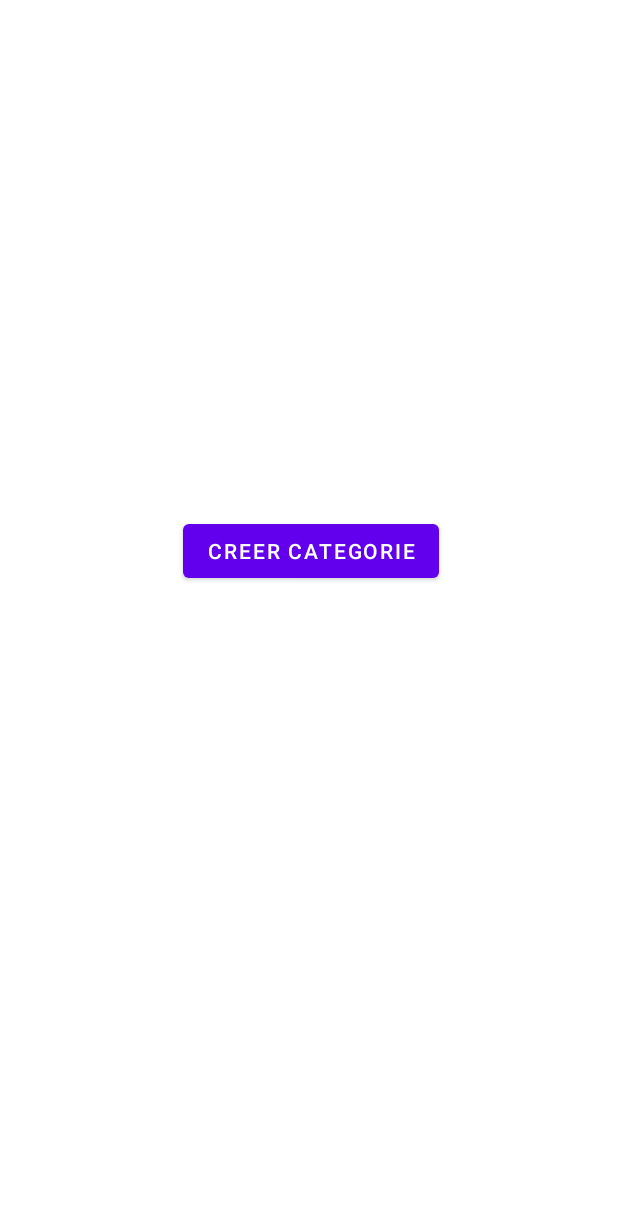
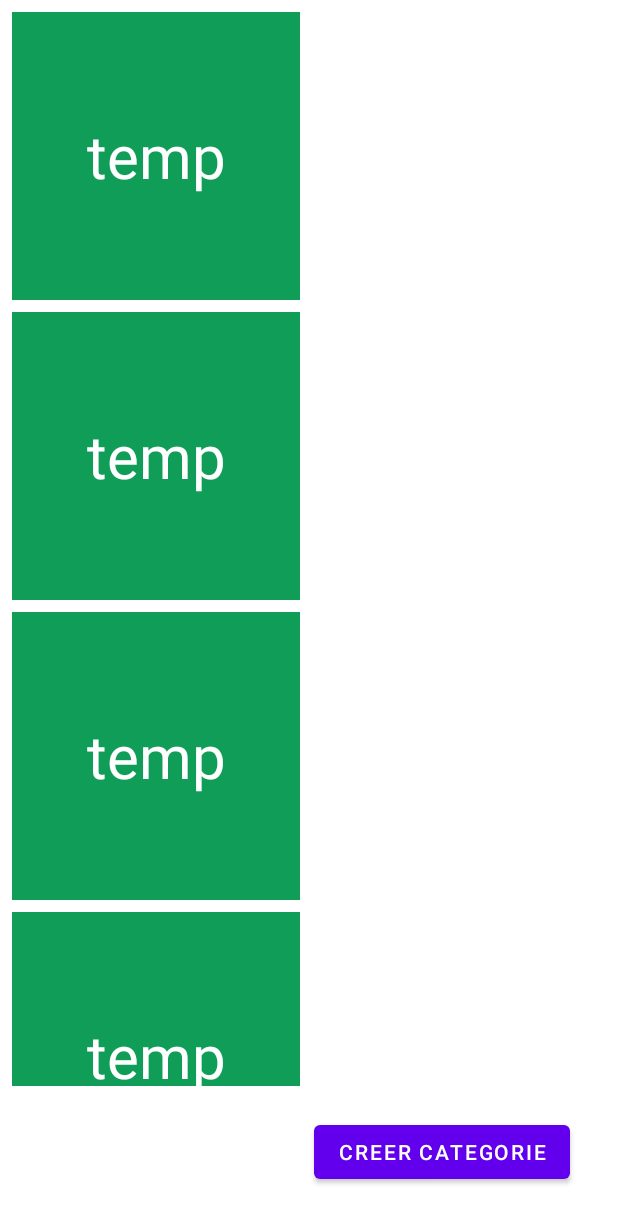
Before and after one commit to Jean-ChristopheGagnon/JDI, an Android app: the layout fragment_second.xml on its own in the app's theme, with its tools: preview values and no code run, on a phone screen of 412 x 824 dp. Shown: the top 1223 px of the screen. Run offline under Robolectric (Android 15) with nearby library versions, the phone set to English and light mode, and no system bars.

Commit message:
Afficher categories de la BD sur le menu

```diff
--- a/app/src/main/java/com/example/jdi/CreationCategorieChampsRVAdapter.kt
+++ b/app/src/main/java/com/example/jdi/CreationCategorieChampsRVAdapter.kt
@@ -10,7 +10,7 @@ import android.widget.TextView
 
 class CreationCategorieChampsRVAdapter(private val mList: ArrayList<String>) : RecyclerView.Adapter<CreationCategorieChampsRVAdapter.ViewHolder>() {
 
-    var mDataset: ArrayList<String>? = mList
+    private var mDataset: ArrayList<String>? = mList
 
     fun getTempDataset() : ArrayList<String>?{
         return mDataset
--- a/app/src/main/java/com/example/jdi/DataBaseManager.kt
+++ b/app/src/main/java/com/example/jdi/DataBaseManager.kt
@@ -143,5 +143,10 @@ class DataBaseManager : Application() {
         return query.findAll()
     }
 
+    fun chargerCategories(): RealmResults<Categorie>? {
+        val query = backgroundThreadRealm.where<Categorie>()
+        return query.findAll()
+    }
+
 
 }
--- a/app/src/main/java/com/example/jdi/MainActivity.kt
+++ b/app/src/main/java/com/example/jdi/MainActivity.kt
@@ -10,6 +10,7 @@ import androidx.fragment.app.FragmentTransaction
 import androidx.recyclerview.widget.RecyclerView
 import androidx.recyclerview.widget.LinearLayoutManager
 import androidx.viewpager.widget.ViewPager
+import com.example.jdi.model.Categorie
 import com.example.jdi.model.Couple
 import com.example.jdi.model.Note
 import com.google.android.material.tabs.TabLayout
@@ -63,6 +64,10 @@ class MainActivity : AppCompatActivity() {
         return dataBaseManager.chargerNotes()
     }
 
+    fun queryCategoriesFromDBM(): RealmResults<Categorie>? {
+        return dataBaseManager.chargerCategories()
+    }
+
     fun refreshNotes(){
         var frg: Fragment? = supportFragmentManager.findFragmentByTag("tagNotesFragment")
 
--- a/app/src/main/res/layout/fragment_second.xml
+++ b/app/src/main/res/layout/fragment_second.xml
@@ -1,20 +1,28 @@
 <?xml version="1.0" encoding="utf-8"?>
-<RelativeLayout xmlns:android="http://schemas.android.com/apk/res/android"
-   xmlns:tools="http://schemas.android.com/tools"
-   android:layout_width="match_parent"
-   android:layout_height="match_parent"
-   tools:context=".SecondFragment"
-   android:id="@+id/form_container">
+<androidx.constraintlayout.widget.ConstraintLayout xmlns:android="http://schemas.android.com/apk/res/android"
+    xmlns:app="http://schemas.android.com/apk/res-auto"
+    xmlns:tools="http://schemas.android.com/tools"
+    android:id="@+id/form_container"
+    android:layout_width="match_parent"
+    android:layout_height="match_parent"
+    tools:context=".SecondFragment">
 
+    <androidx.recyclerview.widget.RecyclerView
+        android:id="@+id/recyclerview"
+        android:layout_width="match_parent"
+        android:layout_height="match_parent"
+        android:layout_marginBottom="100dp"
+        app:layout_constraintBottom_toBottomOf="@id/creer_categorie"
+        tools:itemCount="5"
+        tools:listitem="@layout/grid_cell_category" />
 
     <Button
         android:id="@+id/creer_categorie"
         android:layout_width="wrap_content"
         android:layout_height="wrap_content"
-        android:layout_alignParentStart="true"
-        android:layout_alignParentTop="true"
-        android:layout_centerInParent="true"
-        android:layout_marginStart="122dp"
-        android:layout_marginTop="343dp"
-        android:text="Creer categorie" />
-</RelativeLayout>
+        android:layout_marginEnd="32dp"
+        android:layout_marginBottom="32dp"
+        android:text="Creer categorie"
+        app:layout_constraintBottom_toBottomOf="parent"
+        app:layout_constraintEnd_toEndOf="parent" />
+</androidx.constraintlayout.widget.ConstraintLayout>
--- /dev/null
+++ b/app/src/main/res/layout/grid_cell_category.xml
@@ -0,0 +1,25 @@
+<?xml version="1.0" encoding="utf-8"?>
+<androidx.constraintlayout.widget.ConstraintLayout xmlns:android="http://schemas.android.com/apk/res/android"
+    xmlns:app="http://schemas.android.com/apk/res-auto"
+    xmlns:tools="http://schemas.android.com/tools"
+    android:layout_width="200dp"
+    android:layout_height="200dp">
+
+    <TextView
+        android:id="@+id/titre_categorie"
+        android:layout_width="match_parent"
+        android:layout_height="match_parent"
+        android:layout_marginStart="8dp"
+        android:layout_marginTop="8dp"
+        android:background="@color/colorPrimary"
+        android:gravity="center"
+        android:text="temp"
+        android:textColor="#FFFFFF"
+        android:textSize="34sp"
+        app:autoSizeMaxTextSize="40sp"
+        app:autoSizeMinTextSize="20sp"
+        app:autoSizeTextType="uniform"
+        app:layout_constraintStart_toStartOf="parent"
+        app:layout_constraintTop_toTopOf="parent" />
+
+</androidx.constraintlayout.widget.ConstraintLayout>
```
Also changed, not shown: app/src/main/java/com/example/jdi/MenuCategoriesRVAdapter.kt (added, +47 -0 lines), app/src/main/java/com/example/jdi/SecondFragment.kt (+18 -1 lines).
